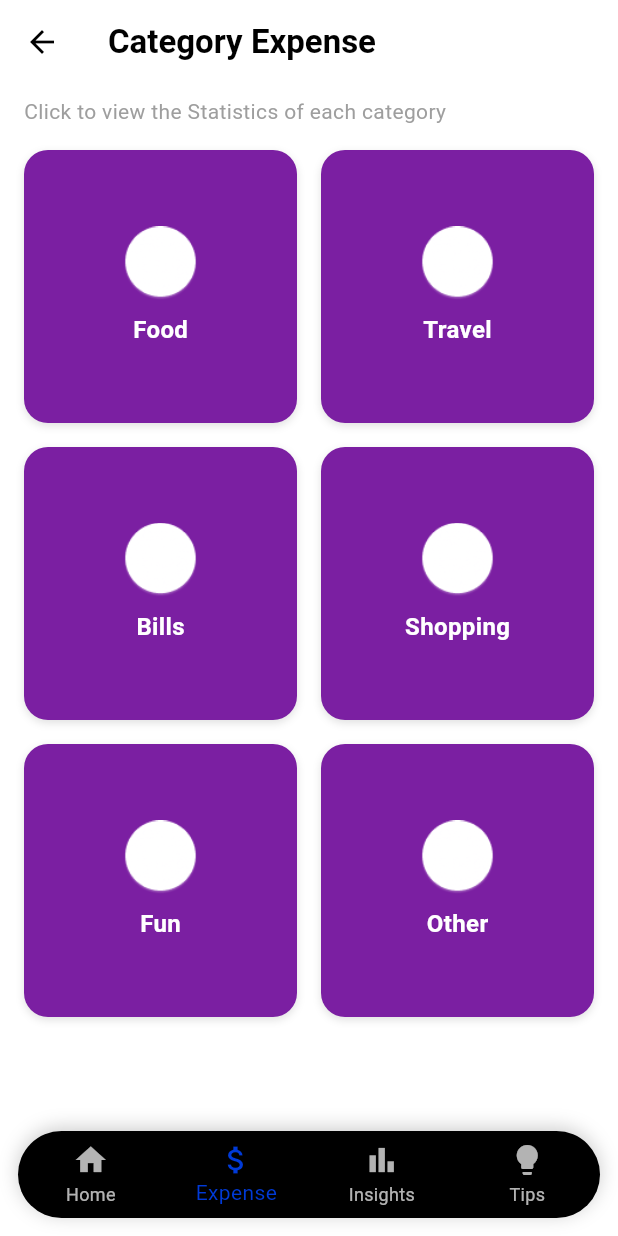
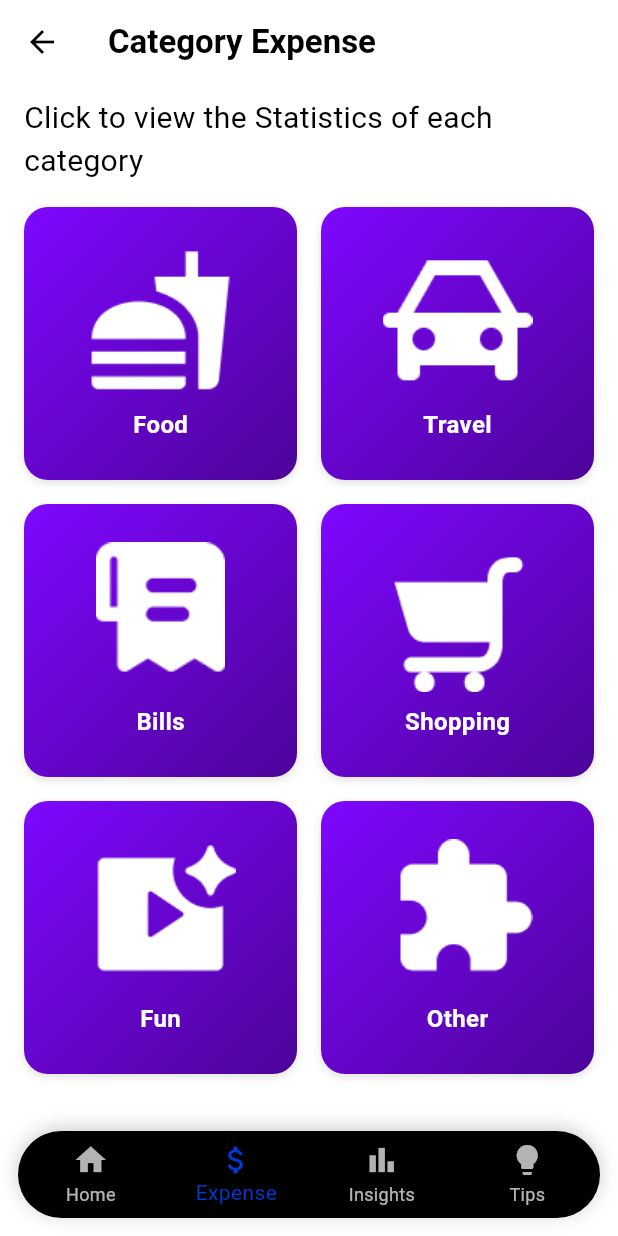
Before and after one commit to Alfin680/spendEz, a Flutter app: the CategoryExpenseScreen screen opened directly, on a phone screen of 412 x 824 dp. Run offline on Flutter 3.47's test engine with Material 3 defaults, Android fonts, the phone set to English and light mode, and no system bars.

Commit message:
tips
Added tips page | Minor modifications

```diff
--- a/lib/expense.dart
+++ b/lib/expense.dart
@@ -1,6 +1,7 @@
 import 'package:flutter/material.dart';
 import 'package:spendez_main/home.dart';
 import 'package:spendez_main/overallInsights.dart';
+import 'package:spendez_main/tips.dart';
 
 class CategoryExpenseApp extends StatelessWidget {
   @override
@@ -22,24 +23,15 @@ class CategoryExpenseScreen extends StatefulWidget {
 }
 
 class _CategoryExpenseScreenState extends State<CategoryExpenseScreen> {
-  // List of categories and their icons
-  final List<Map<String, String>> categories = [
-    {"name": "Food", "icon": "assets/icons/food.png"},
-    {"name": "Travel", "icon": "assets/icons/travel.png"},
-    {"name": "Bills", "icon": "assets/icons/bills.png"},
-    {"name": "Shopping", "icon": "assets/icons/shopping.png"},
-    {"name": "Fun", "icon": "assets/icons/fun.png"},
-    {"name": "Other", "icon": "assets/icons/other.png"},
-  ];
+  int _selectedIndex = 1;
 
-  int _selectedIndex = 1; // Default selected index for 'Expense'
-
-  // Handle bottom navigation
+  // Handle navigation based on index
   void _onItemTapped(int index) {
     setState(() {
       _selectedIndex = index;
     });
 
+    // Navigate to respective pages
     switch (index) {
       case 0: // Home
         Navigator.pushReplacement(
@@ -48,7 +40,10 @@ class _CategoryExpenseScreenState extends State<CategoryExpenseScreen> {
         );
         break;
       case 1: // Expense
-        // Already on Expense, no action needed
+        Navigator.pushReplacement(
+          context,
+          MaterialPageRoute(builder: (context) => CategoryExpenseApp()),
+        );
         break;
       case 2: // Insights
         Navigator.pushReplacement(
@@ -56,14 +51,24 @@ class _CategoryExpenseScreenState extends State<CategoryExpenseScreen> {
           MaterialPageRoute(builder: (context) => InsightsPage()),
         );
         break;
-      case 3: // Tips (Placeholder: Navigate to HomeScreen for now)
+      case 3: // Tips
         Navigator.pushReplacement(
           context,
-          MaterialPageRoute(builder: (context) => HomeScr()),
+          MaterialPageRoute(builder: (context) => Tips()),
         );
         break;
     }
   }
+
+  // List of categories and their icons
+  final List<Map<String, String>> categories = [
+    {"name": "Food", "icon": "assets/icons/Efood.png"},
+    {"name": "Travel", "icon": "assets/icons/Etravel.png"},
+    {"name": "Bills", "icon": "assets/icons/Ebills.png"},
+    {"name": "Shopping", "icon": "assets/icons/Eshopping.png"},
+    {"name": "Fun", "icon": "assets/icons/Efun.png"},
+    {"name": "Other", "icon": "assets/icons/Eother.png"},
+  ];
 
   @override
   Widget build(BuildContext context) {
@@ -90,7 +95,10 @@ class _CategoryExpenseScreenState extends State<CategoryExpenseScreen> {
           children: [
             Text(
               "Click to view the Statistics of each category",
-              style: TextStyle(color: Colors.grey, fontSize: 14),
+              style: TextStyle(
+                color: const Color.fromARGB(255, 0, 0, 0),
+                fontSize: 20,
+              ),
             ),
             SizedBox(height: 16),
             Expanded(
@@ -136,8 +144,8 @@ class _CategoryExpenseScreenState extends State<CategoryExpenseScreen> {
             child: ClipRRect(
               borderRadius: BorderRadius.circular(30),
               child: BottomNavigationBar(
-                backgroundColor: Colors.transparent,
-                elevation: 0,
+                backgroundColor: Colors.transparent, // Use container's color
+                elevation: 0, // Remove default shadow
                 selectedItemColor: const Color.fromARGB(255, 0, 58, 216),
                 unselectedItemColor: const Color.fromARGB(179, 255, 255, 255),
                 currentIndex: _selectedIndex,
@@ -187,7 +195,14 @@ class CategoryTile extends StatelessWidget {
       onTap: onTap,
       child: Container(
         decoration: BoxDecoration(
-          color: Colors.purple.shade700,
+          gradient: LinearGradient(
+            colors: [
+              Color(0xFF7F07FF),
+              Color(0xFF4C0499),
+            ],
+            begin: Alignment.topLeft,
+            end: Alignment.bottomRight,
+          ),
           borderRadius: BorderRadius.circular(16),
           boxShadow: [
             BoxShadow(
@@ -200,11 +215,12 @@ class CategoryTile extends StatelessWidget {
         child: Column(
           mainAxisAlignment: MainAxisAlignment.center,
           children: [
+            // Correct usage of Image.asset for icons
             Image.asset(
               iconPath,
-              height: 50,
-              width: 50,
-              color: Colors.white,
+              width: 100,
+              height: 100,
+              fit: BoxFit.contain,
             ),
             SizedBox(height: 8),
             Text(
--- a/lib/main.dart
+++ b/lib/main.dart
@@ -6,10 +6,10 @@ import 'package:spendez_main/getStart.dart';
 import 'package:spendez_main/sinLog.dart';
 
 void main() {
-  runApp(MyApp());
+  runApp(SpendEz());
 }
 
-class MyApp extends StatelessWidget {
+class SpendEz extends StatelessWidget {
   @override
   Widget build(BuildContext context) {
     return MaterialApp(
@@ -25,7 +25,6 @@ class MyApp extends StatelessWidget {
         '/login': (context) => LoginPage(),
         '/signup': (context) => SignUpScreen(),
         '/home': (context) => HomeScr(),
-        //'/add': (context) => AddTransactionScreen(),
       },
     );
   }
--- a/lib/overallInsights.dart
+++ b/lib/overallInsights.dart
@@ -1,6 +1,7 @@
 import 'package:flutter/material.dart';
 import 'package:spendez_main/expense.dart';
 import 'package:spendez_main/home.dart';
+import 'package:spendez_main/tips.dart';
 
 class InsightsPage extends StatefulWidget {
   @override
@@ -37,7 +38,7 @@ class _InsightsPageState extends State<InsightsPage> {
       case 3: // Tips
         Navigator.pushReplacement(
           context,
-          MaterialPageRoute(builder: (context) => HomeScr()),
+          MaterialPageRoute(builder: (context) => Tips()),
         );
         break;
     }
```
Also changed, not shown: lib/addTransaction.dart (+33 -0 lines), lib/home.dart (+15 -11 lines), lib/tips.dart (added, +273 -0 lines), pubspec.yaml (+7 -6 lines), assets/icons/Ebills.png (added), assets/icons/Efood.png (added), assets/icons/Efun.png (added), assets/icons/Eother.png (added), assets/icons/Eshopping.png (added), assets/icons/Etravel.png (added), google_fonts/Poppins-ExtraLight.ttf (added), google_fonts/Poppins-Thin.ttf (added), 1 other file.
